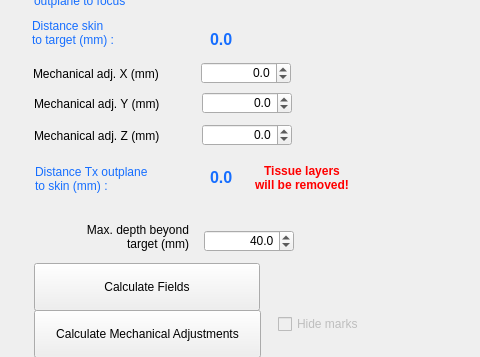
This is BabelBrain/Babel_SingleTx/form.ui in ProteusMRIgHIFU/BabelBrain as Qt 5 draws it before an edit; both pictures show x 0 to 480 and y 116 to 473 of the 1247 by 473 pixel window. The edited form follows.
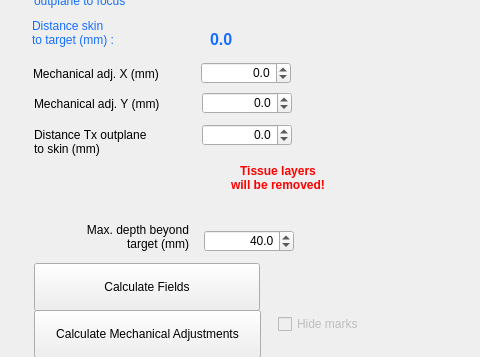
This is the edited form.

Commit message: Change GUI to use distance from outplane to skin instead of TxMechanical Z in Single and BSonix devices

```diff
--- a/BabelBrain/Babel_SingleTx/form.ui
+++ b/BabelBrain/Babel_SingleTx/form.ui
@@ -206,11 +206,12 @@
      <x>34</x>
      <y>242</y>
      <width>143</width>
-     <height>20</height>
+     <height>31</height>
     </rect>
    </property>
    <property name="text">
-    <string>Mechanical adj. Z (mm)</string>
+    <string>Distance Tx outplane
+to skin (mm)</string>
    </property>
   </widget>
   <widget class="QDoubleSpinBox" name="FocalLengthSpinBox">
@@ -340,51 +341,6 @@
     <number>0</number>
    </property>
   </widget>
-  <widget class="QLabel" name="DistanceTxToSkinLabel">
-   <property name="geometry">
-    <rect>
-     <x>210</x>
-     <y>278</y>
-     <width>76</width>
-     <height>31</height>
-    </rect>
-   </property>
-   <property name="font">
-    <font>
-     <pointsize>12</pointsize>
-     <bold>true</bold>
-    </font>
-   </property>
-   <property name="styleSheet">
-    <string notr="true">color:rgb(22, 110, 255)</string>
-   </property>
-   <property name="text">
-    <string>0.0</string>
-   </property>
-   <property name="textInteractionFlags">
-    <set>Qt::LinksAccessibleByMouse|Qt::TextSelectableByMouse</set>
-   </property>
-  </widget>
-  <widget class="QLabel" name="label_27">
-   <property name="geometry">
-    <rect>
-     <x>35</x>
-     <y>279</y>
-     <width>150</width>
-     <height>31</height>
-    </rect>
-   </property>
-   <property name="styleSheet">
-    <string notr="true">color:rgb(22, 110, 255)</string>
-   </property>
-   <property name="text">
-    <string>Distance Tx outplane 
-to skin (mm) :</string>
-   </property>
-   <property name="indent">
-    <number>0</number>
-   </property>
-  </widget>
   <widget class="QLabel" name="label_28">
    <property name="geometry">
     <rect>
@@ -433,7 +389,7 @@
   <widget class="QLabel" name="LabelTissueRemoved">
    <property name="geometry">
     <rect>
-     <x>250</x>
+     <x>226</x>
      <y>279</y>
      <width>104</width>
      <height>30</height>
```
The commit also changes 3 other files.
